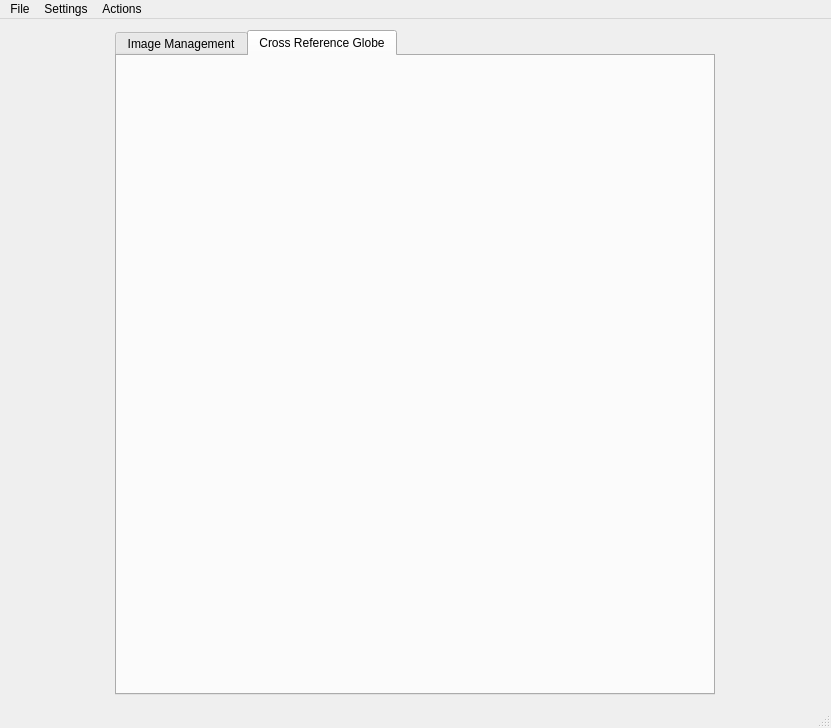
Old version of the form mainwindow.ui in the repository Morgan243/Dynamic-Image-Viewer.
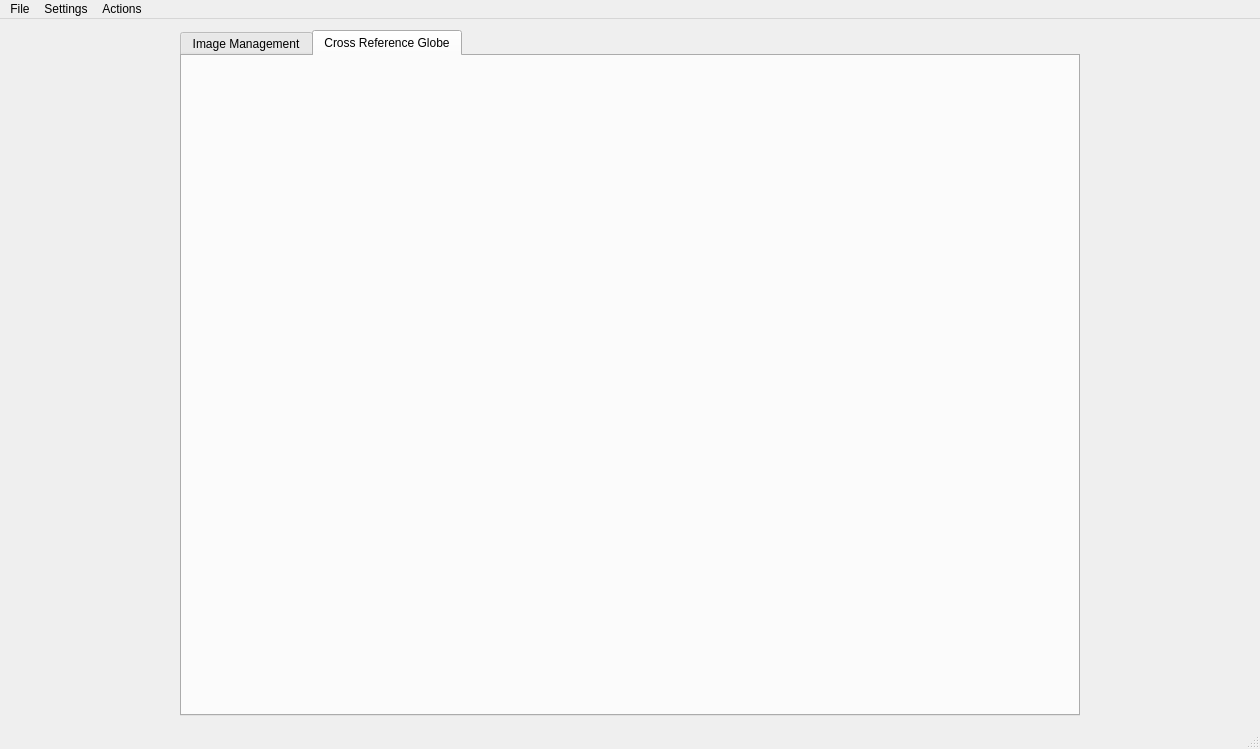
New version of the form. The open tabs and pages were chosen to show the change. Icons and pictures are not drawn.

Commit message:
Marble map tab added for georeferencing
Download google sat maps from:
git://gitorious.org/marble-restricted-maps/googlesat.git

```diff
--- a/mainwindow.ui
+++ b/mainwindow.ui
@@ -6,8 +6,8 @@
    <rect>
     <x>0</x>
     <y>0</y>
-    <width>831</width>
-    <height>728</height>
+    <width>1260</width>
+    <height>749</height>
    </rect>
   </property>
   <property name="sizePolicy">
@@ -35,7 +35,7 @@
      <widget class="QTabWidget" name="tabWidget">
       <property name="maximumSize">
        <size>
-        <width>600</width>
+        <width>900</width>
         <height>16777215</height>
        </size>
       </property>
@@ -263,6 +263,11 @@
        <attribute name="title">
         <string>Cross Reference Globe</string>
        </attribute>
+       <layout class="QGridLayout" name="gridLayout_3">
+        <item row="0" column="0">
+         <layout class="QGridLayout" name="gridLayout_Mrable"/>
+        </item>
+       </layout>
       </widget>
      </widget>
     </item>
@@ -274,7 +279,7 @@
     <rect>
      <x>0</x>
      <y>0</y>
-     <width>831</width>
+     <width>1260</width>
      <height>23</height>
     </rect>
    </property>
```
Left out of the diff: 2 changed lines with no effect on the pictures. The commit also changes 7 other files.
